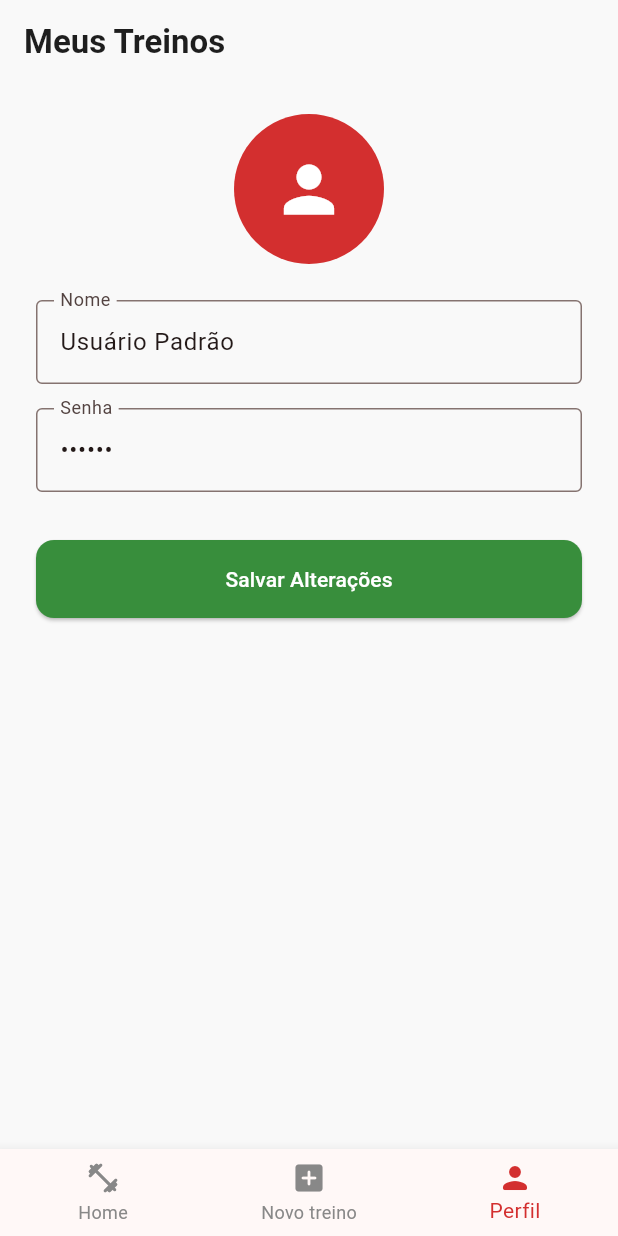
After one commit to Alleck-Luka/GymToDo, a Flutter app: the HomeScreen screen opened directly, item 3 of the bottom bar chosen, after a tap on "Editar Perfil", on a phone screen of 412 x 824 dp. The commit adds this screen. Run offline on Flutter 3.47's test engine with Material 3 defaults, Android fonts, the phone set to English and light mode, and no system bars.

Commit message:
State and providers added, profile tab added

```diff
--- /dev/null
+++ b/lib/models/exercicio_model.dart
@@ -0,0 +1,11 @@
+class ExercicioModel {
+  String id;
+  String nome;
+  bool concluido;
+
+  ExercicioModel({
+    required this.id,
+    required this.nome,
+    this.concluido = false,
+  });
+}
--- /dev/null
+++ b/lib/models/treino_model.dart
@@ -0,0 +1,9 @@
+import 'exercicio_model.dart';
+
+class TreinoModel {
+  String id;
+  String nome;
+  List<ExercicioModel> exercicios;
+
+  TreinoModel({required this.id, required this.nome, required this.exercicios});
+}
--- /dev/null
+++ b/lib/providers/treino_provider.dart
@@ -0,0 +1,86 @@
+// lib/providers/treino_provider.dart
+import 'package:flutter/material.dart';
+import '../models/treino_model.dart';
+import '../models/exercicio_model.dart';
+
+class TreinoProvider with ChangeNotifier {
+  final List<TreinoModel> _treinos = [
+    TreinoModel(
+      id: '1',
+      nome: 'Treino A',
+      exercicios: [
+        ExercicioModel(id: '101', nome: 'Agachamento Free'),
+        ExercicioModel(id: '102', nome: 'Leg Press 45°'),
+        ExercicioModel(id: '103', nome: 'Extensora'),
+      ],
+    ),
+    TreinoModel(
+      id: '2',
+      nome: 'Treino B',
+      exercicios: [
+        ExercicioModel(id: '201', nome: 'Supino Reto'),
+        ExercicioModel(id: '202', nome: 'Desenvolvimento'),
+        ExercicioModel(id: '203', nome: 'Tríceps Corda'),
+      ],
+    ),
+  ];
+
+  List<TreinoModel> get treinos => [..._treinos];
+
+  // Adicionar novo treino
+  void adicionarTreino(String nome, List<String> nomesExercicios) {
+    final novosExercicios = nomesExercicios
+        .where((nome) => nome.trim().isNotEmpty)
+        .map(
+          (nome) => ExercicioModel(
+            id: DateTime.now().microsecondsSinceEpoch.toString() + nome,
+            nome: nome,
+          ),
+        )
+        .toList();
+
+    final novoTreino = TreinoModel(
+      id: DateTime.now().millisecondsSinceEpoch.toString(),
+      nome: nome,
+      exercicios: novosExercicios,
+    );
+
+    _treinos.add(novoTreino);
+    notifyListeners(); // Atualiza a UI
+  }
+
+  // Editar treino existente
+  void editarTreino(String id, String novoNome, List<String> nomesExercicios) {
+    final index = _treinos.indexWhere((t) => t.id == id);
+    if (index >= 0) {
+      final novosExercicios = nomesExercicios
+          .where((nome) => nome.trim().isNotEmpty)
+          .map(
+            (nome) => ExercicioModel(
+              id: DateTime.now().microsecondsSinceEpoch.toString() + nome,
+              nome: nome,
+            ),
+          )
+          .toList();
+
+      _treinos[index].nome = novoNome;
+      _treinos[index].exercicios = novosExercicios;
+      notifyListeners();
+    }
+  }
+
+  // Excluir Treino
+  void excluirTreino(String id) {
+    _treinos.removeWhere((t) => t.id == id);
+    notifyListeners();
+  }
+
+  // Alternar status do exercício (Check/Uncheck)
+  void alternarStatusExercicio(String treinoId, String exercicioId) {
+    final treino = _treinos.firstWhere((t) => t.id == treinoId);
+    final exercicio = treino.exercicios.firstWhere((e) => e.id == exercicioId);
+
+    exercicio.concluido = !exercicio.concluido;
+    notifyListeners();
+  }
+}
--- /dev/null
+++ b/lib/providers/usuario_provider.dart
@@ -0,0 +1,15 @@
+import 'package:flutter/material.dart';
+
+class UsuarioProvider with ChangeNotifier {
+  String _nome = 'Usuário Padrão';
+  String _senha = '123456';
+
+  String get nome => _nome;
+  String get senha => _senha;
+
+  void atualizarPerfil(String novoNome, String novaSenha) {
+    if (novoNome.trim().isNotEmpty) _nome = novoNome;
+    if (novaSenha.trim().isNotEmpty) _senha = novaSenha;
+    notifyListeners();
+  }
+}
--- a/lib/screens/edicao_screen.dart
+++ b/lib/screens/edicao_screen.dart
@@ -1,10 +1,13 @@
 // lib/screens/edicao_screen.dart
 import 'package:flutter/material.dart';
+import 'package:provider/provider.dart';
+import '../models/treino_model.dart';
+import '../providers/treino_provider.dart';
 
 class EdicaoScreen extends StatefulWidget {
-  final String? nomeTreinoOriginal; // Se for nulo, funciona como "Add"
+  final TreinoModel? treino;
 
-  const EdicaoScreen({super.key, this.nomeTreinoOriginal});
+  const EdicaoScreen({super.key, this.treino});
 
   @override
   State<EdicaoScreen> createState() => _EdicaoScreenState();
@@ -14,25 +17,20 @@ class _EdicaoScreenState extends State<EdicaoScreen> {
   late TextEditingController _nomeTreinoController;
   final List<TextEditingController> _exerciciosControllers = [];
 
-  bool get isEdicao => widget.nomeTreinoOriginal != null;
+  bool get isEdicao => widget.treino != null;
 
   @override
   void initState() {
     super.initState();
     _nomeTreinoController = TextEditingController(
-      text: widget.nomeTreinoOriginal ?? '',
+      text: widget.treino?.nome ?? '',
     );
 
-    // Se for edição, popula com dados padrão
     if (isEdicao) {
-      _exerciciosControllers.addAll([
-        TextEditingController(text: 'Exercício 1'),
-        TextEditingController(text: 'Exercício 2'),
-        TextEditingController(text: 'Exercício 3'),
-        TextEditingController(text: 'Exercício 4'),
-      ]);
+      for (var exercio in widget.treino!.exercicios) {
+        _exerciciosControllers.add(TextEditingController(text: exercio.nome));
+      }
     } else {
-      // Se for inserção, começa com um campo em branco
       _exerciciosControllers.add(TextEditingController());
     }
   }
@@ -59,6 +57,32 @@ class _EdicaoScreenState extends State<EdicaoScreen> {
     });
   }
 
+  void _salvarTreino() {
+    final nomeTreino = _nomeTreinoController.text.trim();
+    if (nomeTreino.isEmpty) {
+      ScaffoldMessenger.of(
+        context,
+      ).showSnackBar(const SnackBar(content: Text('Insira o nome do treino')));
+      return;
+    }
+
+    // Coleta o texto de todos os controladores de exercícios
+    List<String> nomesExercicios = _exerciciosControllers
+        .map((c) => c.text.trim())
+        .where((text) => text.isNotEmpty)
+        .toList();
+
+    final provider = Provider.of<TreinoProvider>(context, listen: false);
+
+    if (isEdicao) {
+      provider.editarTreino(widget.treino!.id, nomeTreino, nomesExercicios);
+    } else {
+      provider.adicionarTreino(nomeTreino, nomesExercicios);
+    }
+
+    Navigator.pop(context);
+  }
+
   @override
   Widget build(BuildContext context) {
     return Scaffold(
@@ -75,7 +99,7 @@ class _EdicaoScreenState extends State<EdicaoScreen> {
           child: Column(
             crossAxisAlignment: CrossAxisAlignment.stretch,
             children: [
-              // Banner decorativo padrão (Substituindo a área cinza com lápis)
+              // Banner decorativo padrão
               Container(
                 height: 120,
                 decoration: BoxDecoration(
@@ -110,7 +134,7 @@ class _EdicaoScreenState extends State<EdicaoScreen> {
               ),
               const SizedBox(height: 16),
 
-              // Lista Dinâmica de Inputs de Exercícios
+              // Lista Dinâmica de Exercícios
               Expanded(
                 child: ListView.separated(
                   itemCount: _exerciciosControllers.length,
@@ -169,12 +193,9 @@ class _EdicaoScreenState extends State<EdicaoScreen> {
               ),
               const SizedBox(height: 12),
 
-              // Botão Concluir
+              // Botão Concluir (Salvar)
               ElevatedButton(
-                onPressed: () {
-                  // Aqui salvará as alterações no State / Firebase futuramente
-                  Navigator.pop(context);
-                },
+                onPressed: _salvarTreino,
                 style: ElevatedButton.styleFrom(
                   backgroundColor: Colors.red[700],
                   foregroundColor: Colors.white,
--- a/lib/screens/login_screen.dart
+++ b/lib/screens/login_screen.dart
@@ -97,9 +97,11 @@ class LoginScreen extends StatelessWidget {
 
                   ElevatedButton(
                     onPressed: () {
-                      Navigator.push(
+                      Navigator.pushReplacement(
                         context,
-                        MaterialPageRoute(builder: (context) => HomeScreen()),
+                        MaterialPageRoute(
+                          builder: (context) => const HomeScreen(),
+                        ),
                       );
                     },
                     style: ElevatedButton.styleFrom(
--- /dev/null
+++ b/lib/screens/perfil_view.dart
@@ -0,0 +1,88 @@
+// lib/screens/perfil_view.dart
+import 'package:flutter/material.dart';
+import 'package:provider/provider.dart';
+import '../providers/usuario_provider.dart';
+
+class PerfilView extends StatefulWidget {
+  const PerfilView({super.key});
+
+  @override
+  State<PerfilView> createState() => _PerfilViewState();
+}
+
+class _PerfilViewState extends State<PerfilView> {
+  final _nomeController = TextEditingController();
+  final _senhaController = TextEditingController();
+  bool _editando = false;
+
+  @override
+  Widget build(BuildContext context) {
+    final usuarioProvider = Provider.of<UsuarioProvider>(context);
+
+    if (!_editando) {
+      _nomeController.text = usuarioProvider.nome;
+      _senhaController.text = usuarioProvider.senha;
+    }
+
+    return Column(
+      crossAxisAlignment: CrossAxisAlignment.stretch,
+      children: [
+        const SizedBox(height: 20),
+        Center(
+          child: CircleAvatar(
+            radius: 50,
+            backgroundColor: Colors.red[700],
+            child: const Icon(Icons.person, size: 50, color: Colors.white),
+          ),
+        ),
+        const SizedBox(height: 24),
+
+        TextField(
+          controller: _nomeController,
+          enabled: _editando,
+          decoration: const InputDecoration(
+            labelText: 'Nome',
+            border: OutlineInputBorder(),
+          ),
+        ),
+        const SizedBox(height: 16),
+
+        TextField(
+          controller: _senhaController,
+          enabled: _editando,
+          obscureText: true,
+          decoration: const InputDecoration(
+            labelText: 'Senha',
+            border: OutlineInputBorder(),
+          ),
+        ),
+        const SizedBox(height: 32),
+
+        ElevatedButton(
+          onPressed: () {
+            setState(() {
+              if (_editando) {
+                usuarioProvider.atualizarPerfil(
+                  _nomeController.text,
+                  _senhaController.text,
+                );
+              }
+              _editando = !_editando;
+            });
+          },
+          style: ElevatedButton.styleFrom(
+            backgroundColor: _editando
+                ? Colors.green[700]
+                : const Color(0xFF1E1E1E),
+            foregroundColor: Colors.white,
+            padding: const EdgeInsets.symmetric(vertical: 16),
+            shape: RoundedRectangleBorder(
+              borderRadius: BorderRadius.circular(12),
+            ),
+          ),
+          child: Text(_editando ? 'Salvar Alterações' : 'Editar Perfil'),
+        ),
+      ],
+    );
+  }
+}
--- /dev/null
+++ b/lib/widgets/lista_treinos.dart
@@ -0,0 +1,92 @@
+import 'package:flutter/material.dart';
+import 'package:gym_to_do/providers/treino_provider.dart';
+import 'package:gym_to_do/screens/edicao_screen.dart';
+import 'package:gym_to_do/screens/treino_screen.dart';
+import 'package:provider/provider.dart';
+
+class ListaTreinosWidget extends StatefulWidget {
+  const ListaTreinosWidget({super.key});
+
+  @override
+  State<ListaTreinosWidget> createState() => _ListaTreinosWidgetState();
+}
+
+class _ListaTreinosWidgetState extends State<ListaTreinosWidget> {
+  @override
+  Widget build(BuildContext context) {
+    final treinoProvider = Provider.of<TreinoProvider>(context);
+
+    return ListView.separated(
+      itemCount: treinoProvider.treinos.length,
+      separatorBuilder: (context, index) => const SizedBox(height: 16),
+      itemBuilder: (context, index) {
+        final treino = treinoProvider.treinos[index];
+        return Container(
+          decoration: BoxDecoration(
+            color: const Color(0xFFEFEFEF),
+            borderRadius: BorderRadius.circular(16),
+          ),
+          child: ListTile(
+            contentPadding: const EdgeInsets.symmetric(
+              horizontal: 20,
+              vertical: 24,
+            ),
+            title: Text(
+              treino.nome,
+              style: const TextStyle(
+                fontSize: 18,
+                fontWeight: FontWeight.bold,
+                color: Color(0xFF1E1E1E),
+              ),
+            ),
+            trailing: PopupMenuButton<String>(
+              icon: const Icon(Icons.more_horiz, color: Color(0xFF1E1E1E)),
+              onSelected: (value) {
+                if (value == 'edit') {
+                  Navigator.push(
+                    context,
+                    MaterialPageRoute(
+                      builder: (context) => EdicaoScreen(treino: treino),
+                    ),
+                  );
+                } else if (value == 'delete') {
+                  treinoProvider.excluirTreino(treino.id);
+                }
+              },
+              itemBuilder: (BuildContext context) => [
+                const PopupMenuItem(
+                  value: 'edit',
+                  child: Row(
+                    children: [
+                      Icon(Icons.edit, size: 18),
+                      SizedBox(width: 8),
+                      Text('Editar'),
+                    ],
+                  ),
+                ),
+                const PopupMenuItem(
+                  value: 'delete',
+                  child: Row(
+                    children: [
+                      Icon(Icons.delete, color: Colors.red, size: 18),
+                      SizedBox(width: 8),
+                      Text('Excluir', style: TextStyle(color: Colors.red)),
+                    ],
+                  ),
+                ),
+              ],
+            ),
+            onTap: () {
+              Navigator.push(
+                context,
+                MaterialPageRoute(
+                  builder: (context) => TreinoScreen(treinoId: treino.id),
+                ),
+              );
+            },
+          ),
+        );
+      },
+    );
+  }
+}
--- a/pubspec.yaml
+++ b/pubspec.yaml
@@ -34,6 +34,7 @@ dependencies:
   # The following adds the Cupertino Icons font to your application.
   # Use with the CupertinoIcons class for iOS style icons.
   cupertino_icons: ^1.0.8
+  provider: ^6.1.5+1
 
 dev_dependencies:
   flutter_test:
```
Also changed, not shown: lib/main.dart (+12 -1 lines), lib/screens/home_screen.dart (+9 -90 lines), lib/screens/treino_screen.dart (+31 -31 lines), pubspec.lock.
